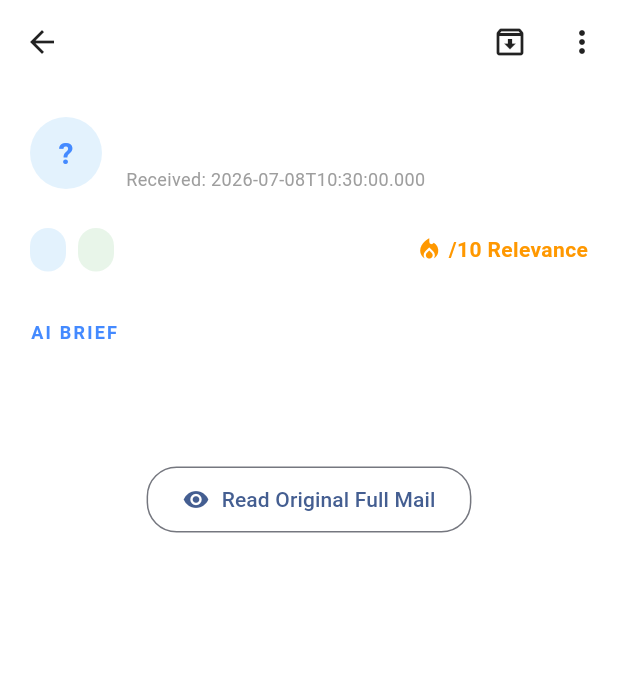
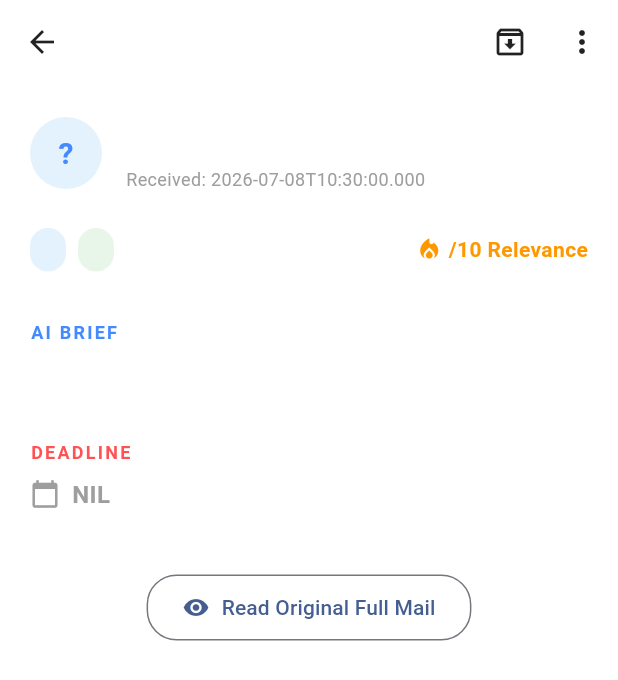
Before and after one commit to manasvivek25-spec/gmail-ai-agent, a Flutter app: the EmailDetailScreen screen opened directly with empty values, on a phone screen of 412 x 824 dp. Shown: the top 680 px of the screen. Run offline on Flutter 3.47's test engine with Material 3 defaults, Android fonts, the phone set to English and light mode, and no system bars; our stand-ins replace app_links, flutter_local_notifications, shared_preferences; missing offline and left inert: workmanager; accounts and stored records are empty; network calls fail; statements that could not run were skipped.

Commit message:
fix(ui): Always display deadline section (showing NIL if empty) as requested by user

```diff
--- a/mobile_app/lib/main.dart
+++ b/mobile_app/lib/main.dart
@@ -729,18 +729,16 @@ class _EmailDetailScreenState extends State<EmailDetailScreen> {
               style: const TextStyle(fontSize: 18, color: Colors.black87, height: 1.5, fontWeight: FontWeight.w500),
             ),
 
-            if (_fullDeadline != 'NONE' && _fullDeadline.isNotEmpty) ...[
             const SizedBox(height: 24),
             const Text('DEADLINE', style: TextStyle(fontSize: 12, fontWeight: FontWeight.bold, color: Colors.redAccent, letterSpacing: 1.5)),
             const SizedBox(height: 8),
             Row(
               children: [
-                  const Icon(Icons.calendar_today, color: Colors.redAccent, size: 20),
+                Icon(Icons.calendar_today, color: (_fullDeadline == 'NONE' || _fullDeadline.isEmpty) ? Colors.grey : Colors.redAccent, size: 20),
                 const SizedBox(width: 8),
-                  Text(_fullDeadline, style: const TextStyle(fontSize: 16, color: Colors.black87, fontWeight: FontWeight.w600)),
+                Text((_fullDeadline == 'NONE' || _fullDeadline.isEmpty) ? 'NIL' : _fullDeadline, style: TextStyle(fontSize: 16, color: (_fullDeadline == 'NONE' || _fullDeadline.isEmpty) ? Colors.grey : Colors.black87, fontWeight: FontWeight.w600)),
               ],
             ),
-            ],
 
             if (labels.isNotEmpty || tags.isNotEmpty) ...[
               const SizedBox(height: 32),
```
Also changed, not shown: 1 other file. Lines whose indentation alone changed are shown as unchanged.
